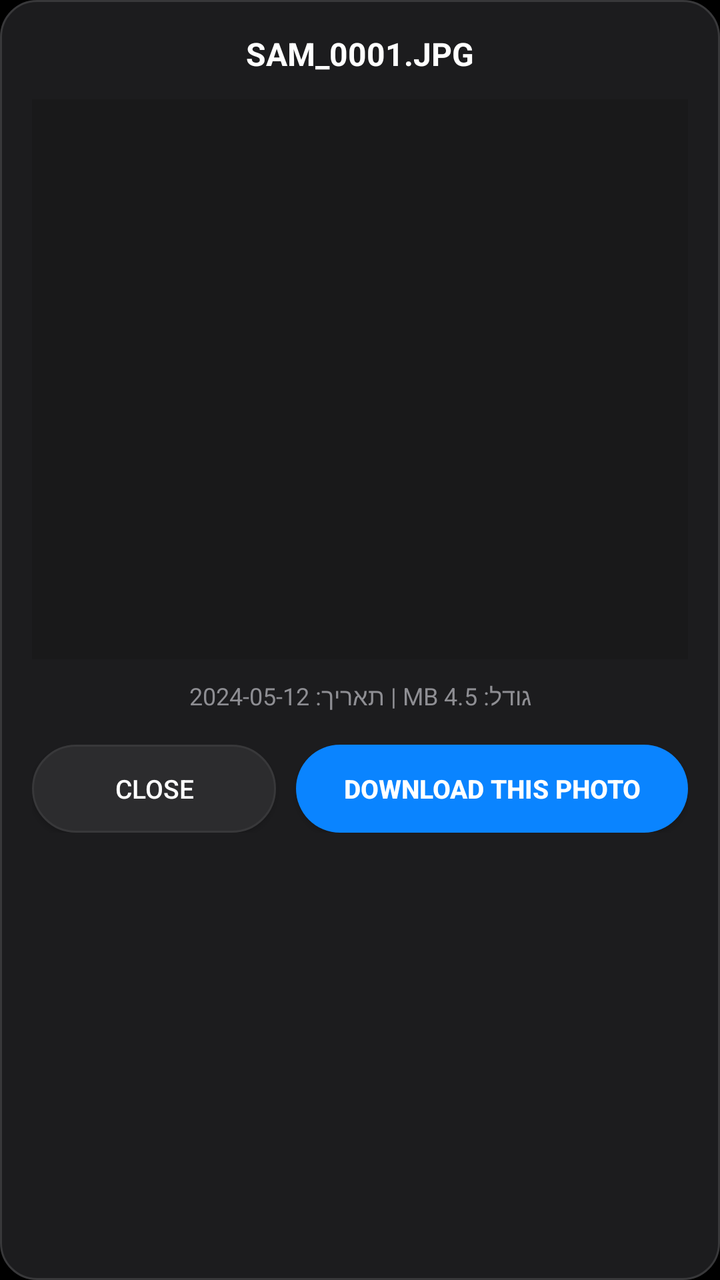
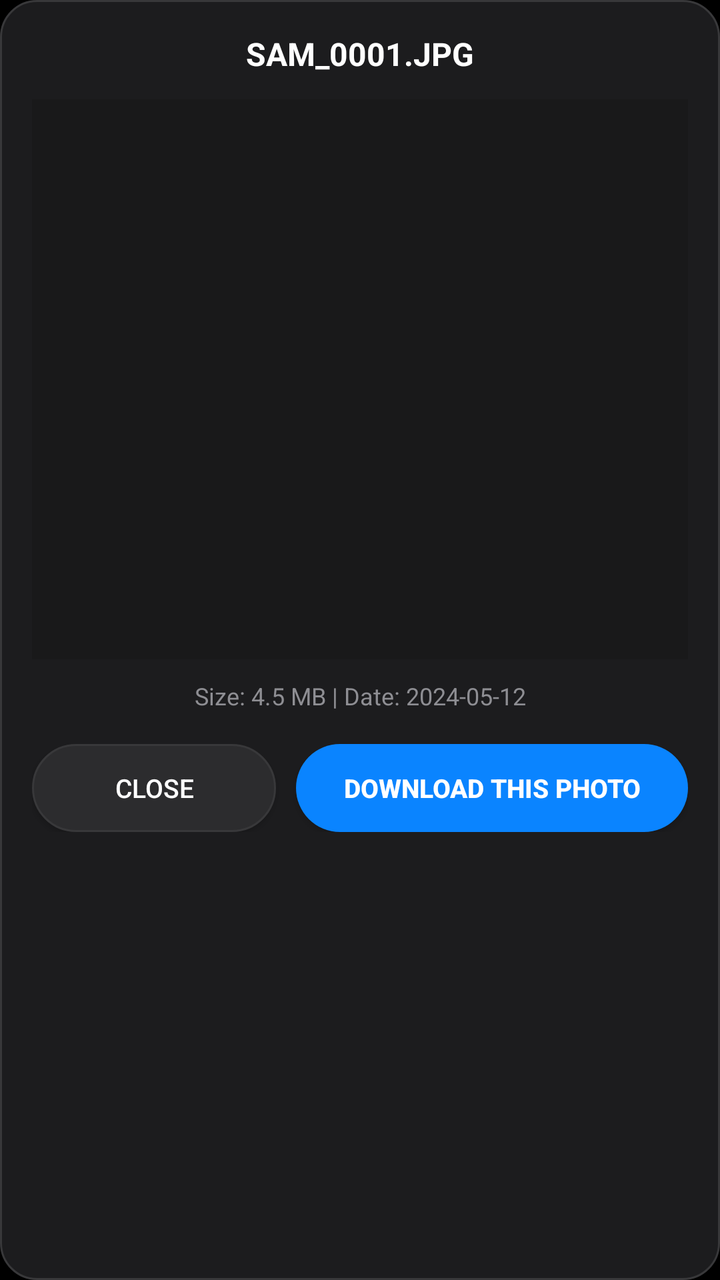

Before-and-after screenshots of an Android layout around one commit, followed by the original layout XML and the change that was made.
<!-- AndroidManifest.xml: application theme AppTheme -->
<!-- res/layout/dialog_preview.xml -->
<?xml version="1.0" encoding="utf-8"?>
<LinearLayout xmlns:android="http://schemas.android.com/apk/res/android"
    android:layout_width="match_parent"
    android:layout_height="wrap_content"
    android:orientation="vertical"
    android:padding="16dp"
    android:background="@drawable/card_bg">

    <TextView
        android:id="@+id/dialog_preview_title"
        android:layout_width="match_parent"
        android:layout_height="wrap_content"
        android:text="SAM_0001.JPG"
        android:textColor="@color/text_primary"
        android:textSize="16sp"
        android:textStyle="bold"
        android:gravity="center"
        android:layout_marginBottom="12dp" />

    <ImageView
        android:id="@+id/dialog_preview_image"
        android:layout_width="match_parent"
        android:layout_height="280dp"
        android:scaleType="fitCenter"
        android:background="#20000000" />

    <TextView
        android:id="@+id/dialog_preview_info"
        android:layout_width="match_parent"
        android:layout_height="wrap_content"
        android:text="גודל: 4.5 MB | תאריך: 2024-05-12"
        android:textColor="@color/text_secondary"
        android:textSize="12sp"
        android:gravity="center"
        android:layout_marginTop="10dp" />

    <LinearLayout
        android:layout_width="match_parent"
        android:layout_height="wrap_content"
        android:orientation="horizontal"
        android:layout_marginTop="16dp">

        <Button
            android:id="@+id/dialog_btn_close"
            android:layout_width="0dp"
            android:layout_height="44dp"
            android:layout_weight="1"
            android:background="@drawable/button_secondary"
            android:text="@string/preview_close"
            android:textColor="@color/text_primary"
            android:textSize="13sp" />

        <Button
            android:id="@+id/dialog_btn_download"
            android:layout_width="0dp"
            android:layout_height="44dp"
            android:layout_weight="1.6"
            android:layout_marginLeft="10dp"
            android:background="@drawable/button_primary"
            android:text="@string/preview_download_single"
            android:textColor="#FFFFFF"
            android:textSize="13sp"
            android:textStyle="bold" />
    </LinearLayout>
</LinearLayout>
<!-- resources referenced by this layout -->
<resources>
  <color name="text_primary">#FFFFFF</color>
  <color name="text_secondary">#8E8E93</color>
  <!-- drawable button_primary (drawable) -->
  <?xml version="1.0" encoding="utf-8"?>
  <selector xmlns:android="http://schemas.android.com/apk/res/android">
      <item android:state_pressed="true">
          <shape android:shape="rectangle">
              <solid android:color="@color/ios_blue_pressed" />
              <corners android:radius="26dp" />
          </shape>
      </item>
      <item android:state_enabled="false">
          <shape android:shape="rectangle">
              <solid android:color="#2C2C2E" />
              <corners android:radius="26dp" />
          </shape>
      </item>
      <item>
          <shape android:shape="rectangle">
              <solid android:color="@color/ios_blue" />
              <corners android:radius="26dp" />
          </shape>
      </item>
  </selector>
  <!-- drawable button_secondary (drawable) -->
  <?xml version="1.0" encoding="utf-8"?>
  <selector xmlns:android="http://schemas.android.com/apk/res/android">
      <item android:state_pressed="true">
          <shape android:shape="rectangle">
              <solid android:color="#38383A" />
              <corners android:radius="24dp" />
              <stroke android:width="1dp" android:color="@color/ios_card_stroke" />
          </shape>
      </item>
      <item android:state_enabled="false">
          <shape android:shape="rectangle">
              <solid android:color="#1C1C1E" />
              <corners android:radius="24dp" />
              <stroke android:width="1dp" android:color="#2C2C2E" />
          </shape>
      </item>
      <item>
          <shape android:shape="rectangle">
              <solid android:color="@color/ios_card_elevated" />
              <corners android:radius="24dp" />
              <stroke android:width="1dp" android:color="@color/ios_card_stroke" />
          </shape>
      </item>
  </selector>
  <!-- drawable card_bg (drawable) -->
  <?xml version="1.0" encoding="utf-8"?>
  <shape xmlns:android="http://schemas.android.com/apk/res/android"
      android:shape="rectangle">
      <solid android:color="@color/ios_card" />
      <corners android:radius="18dp" />
      <stroke android:width="1dp" android:color="@color/ios_card_stroke" />
  </shape>
  <string name="preview_close">Close</string>
  <string name="preview_download_single">Download this photo</string>
  <style name="AppTheme" parent="@android:style/Theme.DeviceDefault.NoActionBar">
          <item name="android:colorPrimary">@color/ios_bg</item>
          <item name="android:colorPrimaryDark">@color/ios_bg</item>
          <item name="android:colorAccent">@color/ios_blue</item>
          <item name="android:windowBackground">@color/ios_bg</item>
          <item name="android:textColorPrimary">@color/text_primary</item>
          <item name="android:textColorSecondary">@color/text_secondary</item>
      </style>
  <color name="ios_blue_pressed">#0062CC</color>
  <color name="ios_blue">#0A84FF</color>
  <color name="ios_card_stroke">#38383A</color>
  <color name="ios_card_elevated">#2C2C2E</color>
  <color name="ios_card">#1C1C1E</color>
  <color name="ios_bg">#000000</color>
</resources>

<!-- the commit's change to res/layout/dialog_preview.xml (unified diff, before → after) -->
@@ -28,7 +28,7 @@
         android:id="@+id/dialog_preview_info"
         android:layout_width="match_parent"
         android:layout_height="wrap_content"
-        android:text="גודל: 4.5 MB | תאריך: 2024-05-12"
+        android:text="Size: 4.5 MB | Date: 2024-05-12"
         android:textColor="@color/text_secondary"
         android:textSize="12sp"
         android:gravity="center"
